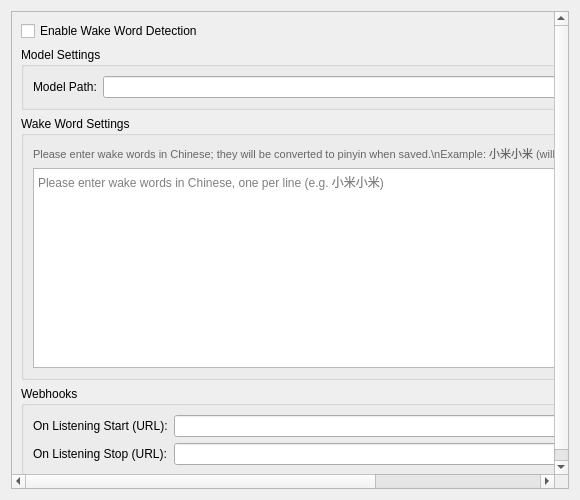
Qt form src/views/settings/components/wake_word/wake_word_widget.ui (alguemaiYT/Mina-a-Assistente-Virtual-Do-G.E.R.A) before a commit.
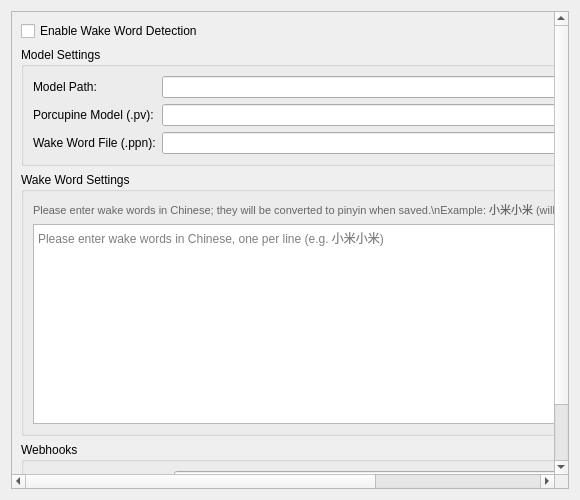
The same form after that commit.

Commit message: Adicionado função de wake word para ativar o assistente por voz.

```diff
--- a/src/views/settings/components/wake_word/wake_word_widget.ui
+++ b/src/views/settings/components/wake_word/wake_word_widget.ui
@@ -63,6 +63,48 @@
             </item>
            </layout>
           </item>
+           <item row="1" column="0">
+            <widget class="QLabel" name="label_porcupine_model_path">
+             <property name="text">
+              <string>Porcupine Model (.pv):</string>
+             </property>
+            </widget>
+           </item>
+           <item row="1" column="1">
+            <layout class="QHBoxLayout" name="porcupine_model_path_layout">
+             <item>
+              <widget class="QLineEdit" name="porcupine_model_path_edit"/>
+             </item>
+             <item>
+              <widget class="QPushButton" name="porcupine_model_path_btn">
+               <property name="text">
+                <string>Browse...</string>
+               </property>
+              </widget>
+             </item>
+            </layout>
+           </item>
+           <item row="2" column="0">
+            <widget class="QLabel" name="label_porcupine_keyword_path">
+             <property name="text">
+              <string>Wake Word File (.ppn):</string>
+             </property>
+            </widget>
+           </item>
+           <item row="2" column="1">
+            <layout class="QHBoxLayout" name="porcupine_keyword_path_layout">
+             <item>
+              <widget class="QLineEdit" name="porcupine_keyword_path_edit"/>
+             </item>
+             <item>
+              <widget class="QPushButton" name="porcupine_keyword_path_btn">
+               <property name="text">
+                <string>Browse...</string>
+               </property>
+              </widget>
+             </item>
+            </layout>
+           </item>
          </layout>
         </widget>
        </item>
```
The commit also changes 533 other files.
